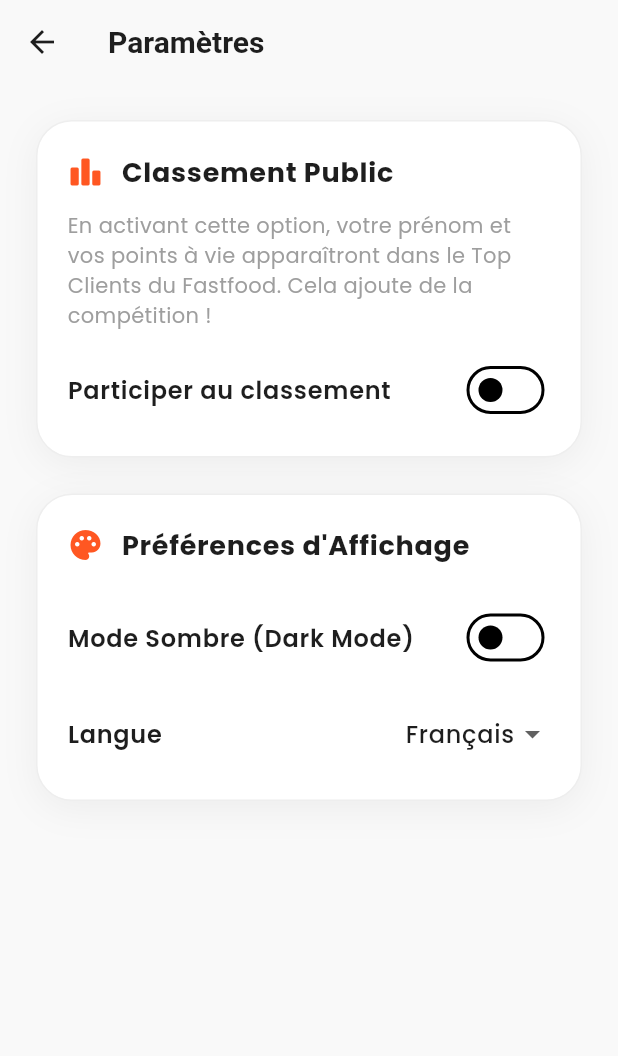
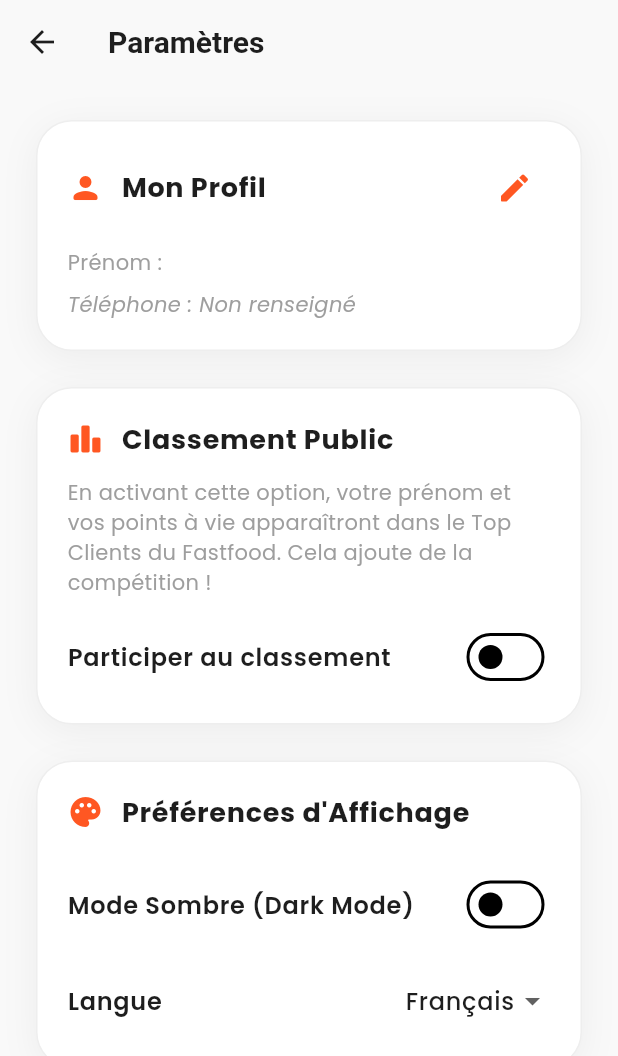
Before and after one commit to abdoufr/revo-app, a Flutter app: the screen it shows once a user with an empty profile is signed in, after a tap on the "settings" icon, on a phone screen of 412 x 824 dp. Shown: the top 1056 px of the screen. Run offline on Flutter 3.47's test engine with Material 3 defaults, Android fonts, the light colour scheme and no system bars; our stand-ins replace cloud_firestore, firebase_auth, firebase_core, flutter_riverpod, google_fonts, qr_flutter and 1 more; missing offline and left inert: mobile_scanner; accounts and stored records are empty.

Commit message:
Add edit profile feature for clients

```diff
--- a/lib/providers/client_providers.dart
+++ b/lib/providers/client_providers.dart
@@ -5,6 +5,8 @@ import 'auth_providers.dart';
 class ClientUser {
   final String id;
   final String name;
+  final String? email;
+  final String? phone;
   final String status;
   final int loyaltyPoints;
   final int lifetimePoints;
@@ -13,6 +15,8 @@ class ClientUser {
   ClientUser({
     required this.id,
     required this.name,
+    this.email,
+    this.phone,
     required this.status,
     required this.loyaltyPoints,
     required this.lifetimePoints,
@@ -23,6 +27,8 @@ class ClientUser {
     return ClientUser(
       id: id,
       name: data['name'] ?? 'Client',
+      email: data['email'],
+      phone: data['phone'],
       status: data['status'] ?? 'active',
       loyaltyPoints: data['loyalty_points'] ?? 0,
       lifetimePoints: data['lifetime_points'] ?? (data['loyalty_points'] ?? 0),
--- a/lib/screens/client/client_settings_screen.dart
+++ b/lib/screens/client/client_settings_screen.dart
@@ -31,6 +31,70 @@ class ClientSettingsScreen extends ConsumerWidget {
     }
   }
 
+  Future<void> _showEditProfileDialog(BuildContext context, ClientUser user) async {
+    final nameController = TextEditingController(text: user.name);
+    final phoneController = TextEditingController(text: user.phone ?? '');
+
+    await showDialog(
+      context: context,
+      builder: (context) {
+        return Dialog(
+          shape: RoundedRectangleBorder(borderRadius: BorderRadius.circular(20)),
+          child: Padding(
+            padding: const EdgeInsets.all(24),
+            child: Column(
+              mainAxisSize: MainAxisSize.min,
+              crossAxisAlignment: CrossAxisAlignment.stretch,
+              children: [
+                Text('Modifier mon profil', style: Theme.of(context).textTheme.headlineSmall?.copyWith(fontWeight: FontWeight.bold, color: AppTheme.primaryOrange)),
+                const SizedBox(height: 24),
+                TextFormField(
+                  controller: nameController,
+                  decoration: const InputDecoration(labelText: 'Prénom', prefixIcon: Icon(Icons.person_rounded)),
+                ),
+                const SizedBox(height: 16),
+                TextFormField(
+                  controller: phoneController,
+                  decoration: const InputDecoration(labelText: 'Téléphone', prefixIcon: Icon(Icons.phone_rounded)),
+                  keyboardType: TextInputType.phone,
+                ),
+                const SizedBox(height: 24),
+                PrimaryButton(
+                  text: 'Enregistrer',
+                  onPressed: () async {
+                    try {
+                      await FirebaseFirestore.instance.collection('users').doc(user.id).update({
+                        'name': nameController.text.trim(),
+                        'phone': phoneController.text.trim(),
+                      });
+                      if (context.mounted) {
+                        Navigator.pop(context);
+                        ScaffoldMessenger.of(context).showSnackBar(
+                          const SnackBar(content: Text('Profil mis à jour !'), backgroundColor: AppTheme.success),
+                        );
+                      }
+                    } catch (e) {
+                      if (context.mounted) {
+                        ScaffoldMessenger.of(context).showSnackBar(
+                          SnackBar(content: Text('Erreur: $e'), backgroundColor: AppTheme.error),
+                        );
+                      }
+                    }
+                  },
+                ),
+                const SizedBox(height: 12),
+                TextButton(
+                  onPressed: () => Navigator.pop(context),
+                  child: const Text('Annuler', style: TextStyle(color: Colors.grey)),
+                ),
+              ],
+            ),
+          ),
+        );
+      },
+    );
+  }
+
   @override
   Widget build(BuildContext context, WidgetRef ref) {
     final userAsync = ref.watch(clientUserProvider);
@@ -47,6 +111,42 @@ class ClientSettingsScreen extends ConsumerWidget {
           return ListView(
             padding: const EdgeInsets.all(24),
             children: [
+              SoftCard(
+                padding: const EdgeInsets.all(20),
+                child: Column(
+                  crossAxisAlignment: CrossAxisAlignment.start,
+                  children: [
+                    Row(
+                      mainAxisAlignment: MainAxisAlignment.spaceBetween,
+                      children: [
+                        Row(
+                          children: [
+                            const Icon(Icons.person_rounded, color: AppTheme.primaryOrange),
+                            const SizedBox(width: 12),
+                            Text('Mon Profil', style: Theme.of(context).textTheme.bodyLarge?.copyWith(fontSize: 18, fontWeight: FontWeight.bold)),
+                          ],
+                        ),
+                        IconButton(
+                          icon: const Icon(Icons.edit_rounded, color: AppTheme.primaryOrange),
+                          onPressed: () => _showEditProfileDialog(context, user),
+                        ),
+                      ],
+                    ),
+                    const SizedBox(height: 16),
+                    Text('Prénom : ${user.name}', style: Theme.of(context).textTheme.bodyMedium),
+                    const SizedBox(height: 8),
+                    if (user.email != null && user.email!.isNotEmpty) ...[
+                      Text('Email : ${user.email}', style: Theme.of(context).textTheme.bodyMedium),
+                      const SizedBox(height: 8),
+                    ],
+                    if (user.phone != null && user.phone!.isNotEmpty)
+                      Text('Téléphone : ${user.phone}', style: Theme.of(context).textTheme.bodyMedium)
+                    else
+                      Text('Téléphone : Non renseigné', style: Theme.of(context).textTheme.bodyMedium?.copyWith(color: Colors.grey, fontStyle: FontStyle.italic)),
+                  ],
+                ),
+              ),
+              const SizedBox(height: 24),
               SoftCard(
                 padding: const EdgeInsets.all(20),
                 child: Column(
```
